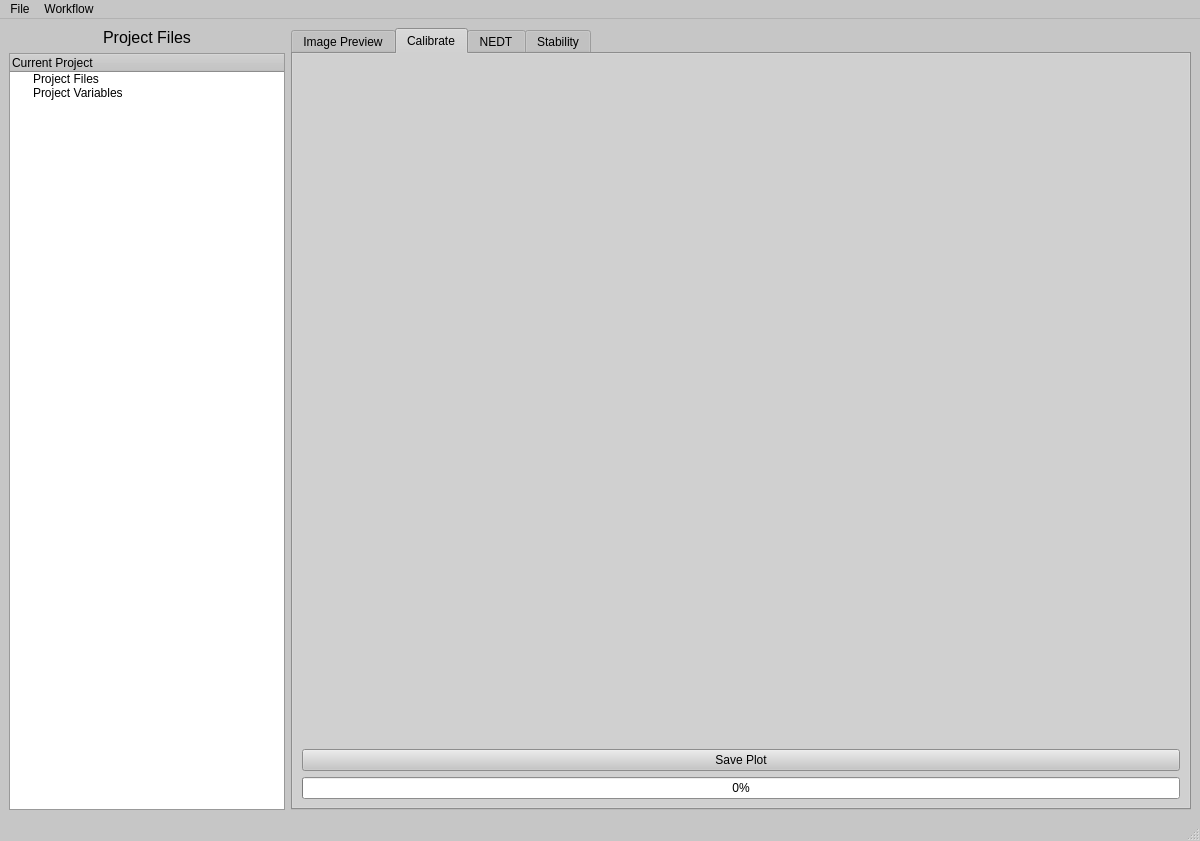
First picture: the form in gui/form.ui, repository IccedLemonTea/SeniorProject, before the edit.
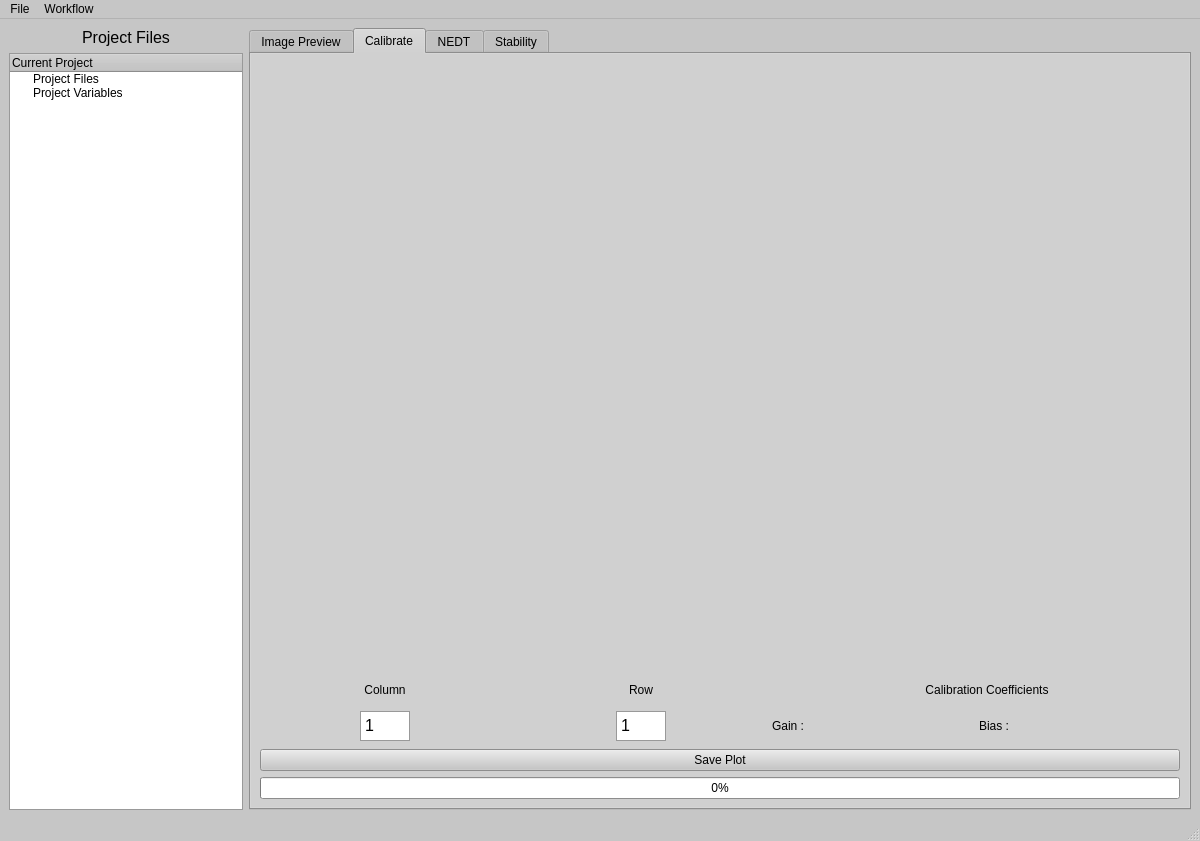
Second picture: the form after the edit. Icons and pictures are not drawn.

Commit message: updated calibration plot to view individual pixels.

Diff of the .ui file:
```diff
--- a/gui/form.ui
+++ b/gui/form.ui
@@ -696,15 +696,175 @@
             <layout class="QVBoxLayout" name="calPlotLayout"/>
            </widget>
           </item>
+          <item>
+           <layout class="QHBoxLayout" name="calCoefficientLayout">
+            <item>
+             <layout class="QVBoxLayout" name="colLayout">
+              <property name="spacing">
+               <number>6</number>
+              </property>
+              <property name="sizeConstraint">
+               <enum>QLayout::SetDefaultConstraint</enum>
+              </property>
+              <property name="leftMargin">
+               <number>100</number>
+              </property>
+              <property name="rightMargin">
+               <number>100</number>
+              </property>
+              <item>
+               <widget class="QLabel" name="labelCol">
+                <property name="minimumSize">
+                 <size>
+                  <width>50</width>
+                  <height>0</height>
+                 </size>
+                </property>
+                <property name="maximumSize">
+                 <size>
+                  <width>100</width>
+                  <height>30</height>
+                 </size>
+                </property>
+                <property name="text">
+                 <string>Column</string>
+                </property>
+                <property name="alignment">
+                 <set>Qt::AlignCenter</set>
+                </property>
+               </widget>
+              </item>
+              <item>
+               <widget class="QPlainTextEdit" name="colTextEdit">
+                <property name="minimumSize">
+                 <size>
+                  <width>50</width>
+                  <height>30</height>
+                 </size>
+                </property>
+                <property name="maximumSize">
+                 <size>
+                  <width>50</width>
+                  <height>30</height>
+                 </size>
+                </property>
+                <property name="font">
+                 <font>
+                  <pointsize>12</pointsize>
+                 </font>
+                </property>
+                <property name="plainText">
+                 <string>1</string>
+                </property>
+               </widget>
+              </item>
+             </layout>
+            </item>
+            <item>
+             <layout class="QVBoxLayout" name="rowLayout">
+              <property name="leftMargin">
+               <number>100</number>
+              </property>
+              <property name="rightMargin">
+               <number>100</number>
+              </property>
+              <item>
+               <widget class="QLabel" name="labelRow">
+                <property name="maximumSize">
+                 <size>
+                  <width>200</width>
+                  <height>30</height>
+                 </size>
+                </property>
+                <property name="text">
+                 <string>Row</string>
+                </property>
+                <property name="alignment">
+                 <set>Qt::AlignCenter</set>
+                </property>
+               </widget>
+              </item>
+              <item>
+               <widget class="QPlainTextEdit" name="rowTextEdit">
+                <property name="maximumSize">
+                 <size>
+                  <width>50</width>
+                  <height>30</height>
+                 </size>
+                </property>
+                <property name="font">
+                 <font>
+                  <pointsize>12</pointsize>
+                 </font>
+                </property>
+                <property name="plainText">
+                 <string>1</string>
+                </property>
+               </widget>
+              </item>
+             </layout>
+            </item>
+            <item>
+             <layout class="QVBoxLayout" name="calCoeffLabelLayout">
+              <property name="sizeConstraint">
+               <enum>QLayout::SetMaximumSize</enum>
+              </property>
+              <item>
+               <widget class="QLabel" name="labelCalCoef">
+                <property name="minimumSize">
+                 <size>
+                  <width>430</width>
+                  <height>30</height>
+                 </size>
+                </property>
+                <property name="maximumSize">
+                 <size>
+                  <width>500</width>
+                  <height>16777215</height>
+                 </size>
+                </property>
+                <property name="text">
+                 <string>Calibration Coefficients</string>
+                </property>
+                <property name="alignment">
+                 <set>Qt::AlignCenter</set>
+                </property>
+               </widget>
+              </item>
+              <item>
+               <layout class="QHBoxLayout" name="gainbiasLayout">
+                <item>
+                 <widget class="QLabel" name="labelGain">
+                  <property name="text">
+                   <string>Gain :</string>
+                  </property>
+                 </widget>
+                </item>
+                <item>
+                 <widget class="QLabel" name="labelBias">
+                  <property name="text">
+                   <string>Bias : </string>
+                  </property>
+                 </widget>
+                </item>
+               </layout>
+              </item>
+             </layout>
+            </item>
+           </layout>
+          </item>
           <item>
            <spacer name="calTabSpacer">
             <property name="orientation">
              <enum>Qt::Vertical</enum>
             </property>
+            <property name="sizeType">
+             <enum>QSizePolicy::Minimum</enum>
+            </property>
             <property name="sizeHint" stdset="0">
              <size>
               <width>20</width>
-              <height>169</height>
+              <height>2</height>
              </size>
             </property>
            </spacer>
```
Left out of the diff: 2 changed lines with no effect on the pictures. The commit also changes 2 other files.
